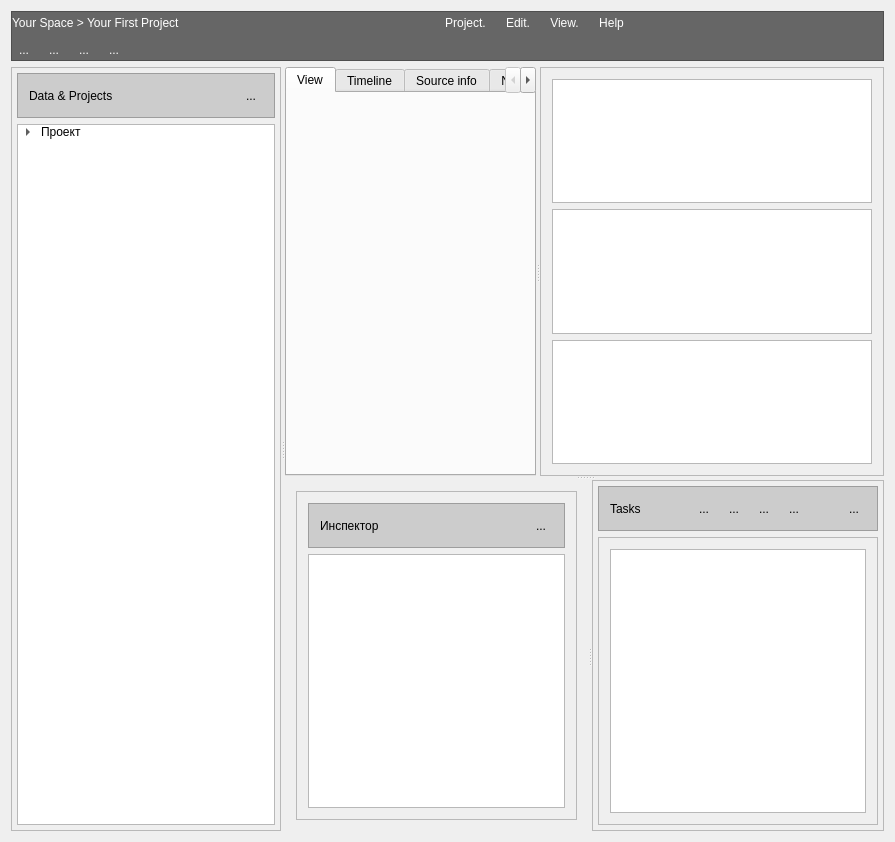
Old version of the form TestApp/TestApp.ui in the repository nebrosarth/TestApp.
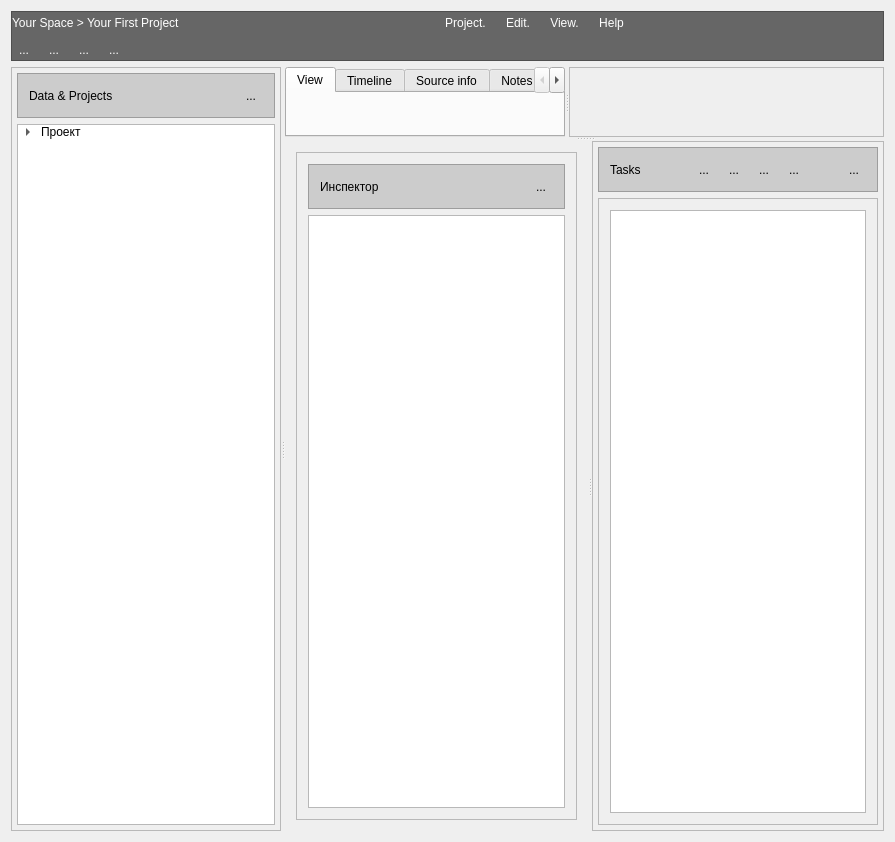
New version of the form. Icons and pictures are not drawn.

```diff
--- a/TestApp/TestApp.ui
+++ b/TestApp/TestApp.ui
@@ -641,14 +641,8 @@
           </rect>
          </property>
          <layout class="QGridLayout" name="gridLayout_6">
-          <item row="2" column="0">
-           <widget class="QListWidget" name="listWidget_4"/>
-          </item>
-          <item row="1" column="0">
-           <widget class="QListWidget" name="listWidget_2"/>
-          </item>
           <item row="0" column="0">
-           <widget class="QListWidget" name="listWidget"/>
+           <layout class="QVBoxLayout" name="filtersLayout"/>
           </item>
          </layout>
         </widget>
```
Left out of the diff: 2 changed lines with no effect on the pictures.
